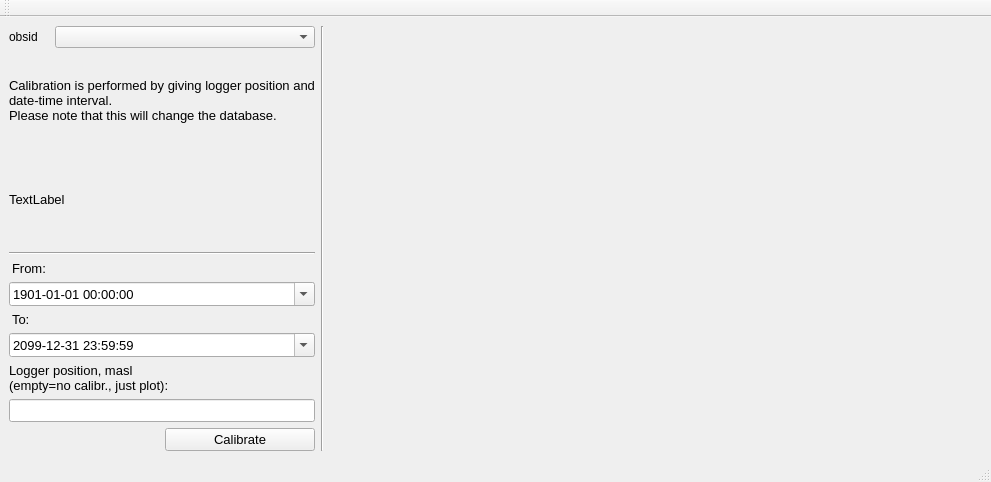
Old version of the form ui/calibr_logger_dialog_integrated.ui in the repository jkall/qgis-midvatten-plugin.
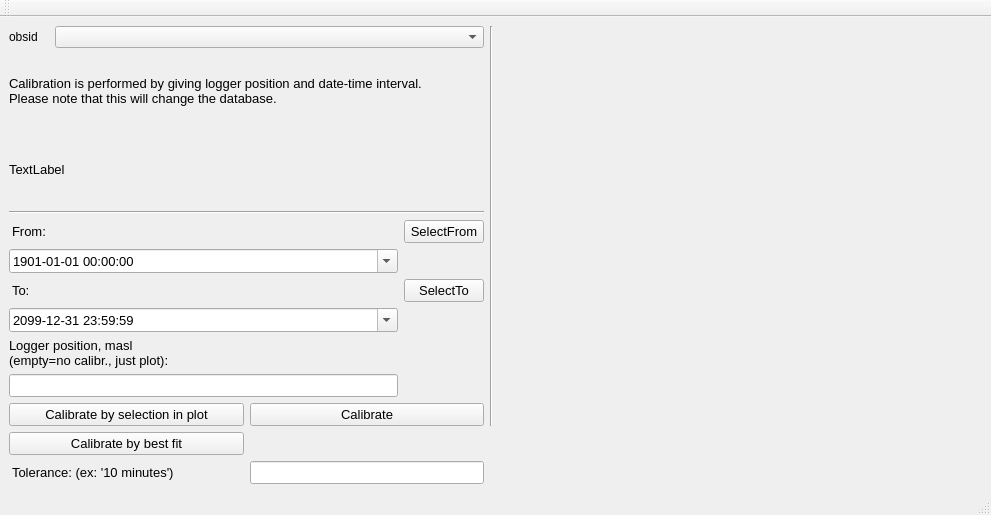
New version of the form.

Commit message:
Improved functionality for calibrating logger
Added buttons for calibrating using best fit and for calibrating by
selection in the plot.
Added a file date_utils.py containing utilities concerning date
handling.

Corrected two bugs:
#89 and a bug where date comparison at sql call malfunctioned.

What changed in the file:
```diff
--- a/ui/calibr_logger_dialog_integrated.ui
+++ b/ui/calibr_logger_dialog_integrated.ui
@@ -179,6 +179,25 @@
           </property>
          </widget>
         </item>
+      <item row="0" column="1">
+       <widget class="QPushButton" name="pushButtonFrom">
+        <property name="sizePolicy">
+         <sizepolicy hsizetype="Preferred" vsizetype="Fixed">
+          <horstretch>0</horstretch>
+          <verstretch>0</verstretch>
+         </sizepolicy>
+        </property>
+        <property name="font">
+         <font>
+          <family>Arial</family>
+          <pointsize>10</pointsize>
+         </font>
+        </property>
+        <property name="text">
+         <string>SelectFrom</string>
+        </property>
+       </widget>
+      </item>             
         <item row="1" column="0">
          <widget class="QDateTimeEdit" name="FromDateTime">
           <property name="sizePolicy">
@@ -254,6 +273,25 @@
           </property>
          </widget>
         </item>
+      <item row="2" column="1">
+       <widget class="QPushButton" name="pushButtonTo">
+        <property name="sizePolicy">
+         <sizepolicy hsizetype="Preferred" vsizetype="Fixed">
+          <horstretch>0</horstretch>
+          <verstretch>0</verstretch>
+         </sizepolicy>
+        </property>
+        <property name="font">
+         <font>
+          <family>Arial</family>
+          <pointsize>10</pointsize>
+         </font>
+        </property>
+        <property name="text">
+         <string>SelectTo</string>
+        </property>
+       </widget>
+      </item>         
         <item row="3" column="0">
          <widget class="QDateTimeEdit" name="ToDateTime">
           <property name="sizePolicy">
@@ -348,6 +386,25 @@
         </item>
        </layout>
       </item>
+      <item row="5" column="0">
+       <widget class="QPushButton" name="pushButtonLpos">
+        <property name="sizePolicy">
+         <sizepolicy hsizetype="Preferred" vsizetype="Fixed">
+          <horstretch>0</horstretch>
+          <verstretch>0</verstretch>
+         </sizepolicy>
+        </property>
+        <property name="font">
+         <font>
+          <family>Arial</family>
+          <pointsize>10</pointsize>
+         </font>
+        </property>
+        <property name="text">
+         <string>Calibrate by selection in plot</string>
+        </property>
+       </widget>
+      </item>            
       <item row="5" column="1">
        <widget class="QPushButton" name="pushButton">
         <property name="sizePolicy">
@@ -367,6 +424,75 @@
         </property>
        </widget>
       </item>
+      <item row="6" column="0">
+       <widget class="QPushButton" name="pushButtonCalcBestFit">
+        <property name="sizePolicy">
+         <sizepolicy hsizetype="Preferred" vsizetype="Fixed">
+          <horstretch>0</horstretch>
+          <verstretch>0</verstretch>
+         </sizepolicy>
+        </property>
+        <property name="font">
+         <font>
+          <family>Arial</family>
+          <pointsize>10</pointsize>
+         </font>
+        </property>
+        <property name="text">
+         <string>Calibrate by best fit</string>
+        </property>
+       </widget>
+      </item>
+        <item row="7" column="0">
+         <widget class="QLabel" name="label_tolerance">
+          <property name="sizePolicy">
+           <sizepolicy hsizetype="MinimumExpanding" vsizetype="Fixed">
+            <horstretch>0</horstretch>
+            <verstretch>0</verstretch>
+           </sizepolicy>
+          </property>
+          <property name="font">
+           <font>
+            <family>Arial</family>
+            <pointsize>10</pointsize>
+           </font>
+          </property>
+          <property name="text">
+           <string>Tolerance: (ex: '10 minutes')</string>
+          </property>
+          <property name="alignment">
+           <set>Qt::AlignLeading|Qt::AlignLeft|Qt::AlignVCenter</set>
+          </property>
+          <property name="indent">
+           <number>3</number>
+          </property>
+         </widget>
+        </item>      
+        <item row="7" column="1">
+         <widget class="QLineEdit" name="bestFitTolerance">
+          <property name="sizePolicy">
+           <sizepolicy hsizetype="MinimumExpanding" vsizetype="Fixed">
+            <horstretch>0</horstretch>
+            <verstretch>0</verstretch>
+           </sizepolicy>
+          </property>
+          <property name="minimumSize">
+           <size>
+            <width>0</width>
+            <height>0</height>
+           </size>
+          </property>
+          <property name="font">
+           <font>
+            <family>Arial</family>
+            <pointsize>10</pointsize>
+           </font>
+          </property>
+          <property name="inputMethodHints">
+           <set>Qt::ImhPreferNumbers</set>
+          </property>
+         </widget>
+        </item>      
      </layout>
     </item>
     <item row="0" column="1">
```
The commit also changes 3 other files.
